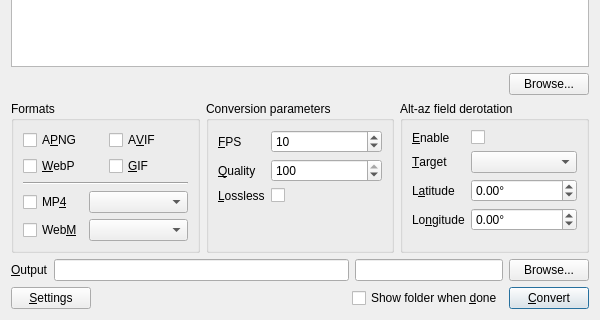
Old version of the form mainframe.ui in the repository EthanChappel/HQ-Animate; both pictures show x 0 to 600 and y 280 to 600 of the 600 by 600 pixel window.
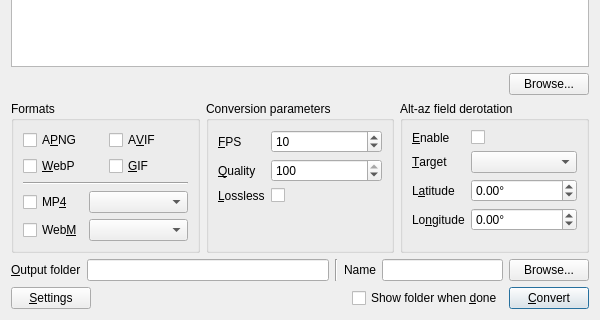
New version of the form.

Commit message: Add label for output name textbox.

Diff of the .ui file:
```diff
--- a/mainframe.ui
+++ b/mainframe.ui
@@ -453,7 +453,7 @@
      <item>
       <widget class="QLabel" name="output_label">
        <property name="text">
-        <string>&amp;Output</string>
+        <string>&amp;Output folder</string>
        </property>
        <property name="buddy">
         <cstring>output_browse_button</cstring>
@@ -470,6 +470,20 @@
        </property>
       </widget>
      </item>
+     <item>
+      <widget class="Line" name="output_line">
+       <property name="orientation">
+        <enum>Qt::Orientation::Vertical</enum>
+       </property>
+      </widget>
+     </item>
+     <item>
+      <widget class="QLabel" name="output_name_label">
+       <property name="text">
+        <string>Name</string>
+       </property>
+      </widget>
+     </item>
      <item>
       <widget class="QLineEdit" name="output_name_edit">
        <property name="sizePolicy">
```
The commit also changes 1 other file.
